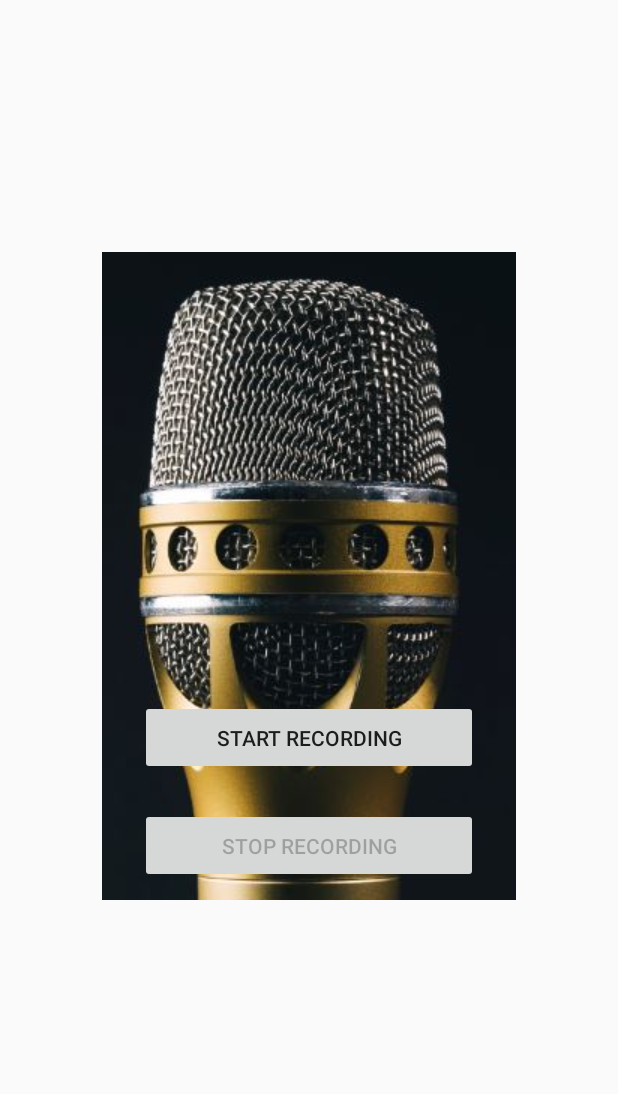
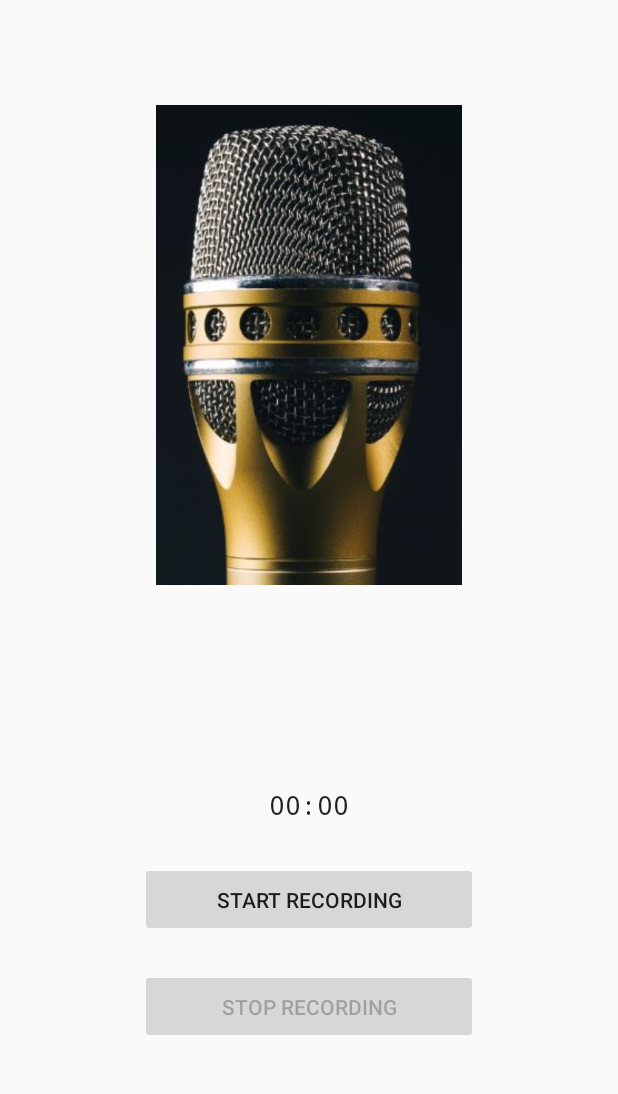
Before and after one commit to jonnn333/SeniorDesign24, an Android app: the screen it shows after launch (RecordVoice), after a tap on "RECORD MY COUGH", on a phone screen of 412 x 824 dp, the part 84-1178 px from its top. Run offline under Robolectric (Android 15) with nearby library versions, the phone set to English and light mode, and no system bars; 1 statement that could not run was skipped.

Commit message:
Works, but not really
Need to trace back to when it was working, which was earlier today

```diff
--- a/PSMA/app/src/main/AndroidManifest.xml
+++ b/PSMA/app/src/main/AndroidManifest.xml
@@ -5,9 +5,6 @@
     <uses-permission android:name="android.permission.INTERNET" />
     <uses-permission android:name="android.permission.RECORD_AUDIO" />
     <uses-permission android:name="android.permission.WRITE_EXTERNAL_STORAGE"/>
-    <!--
-
-        -->
 
     <application
         android:allowBackup="true"
--- a/PSMA/app/src/main/java/capstones17_24/psma/MainActivity.java
+++ b/PSMA/app/src/main/java/capstones17_24/psma/MainActivity.java
@@ -1,18 +1,20 @@
 package capstones17_24.psma;
 
 import android.content.Intent;
+import android.content.SharedPreferences;
 import android.media.AudioFormat;
 import android.media.AudioRecord;
 import android.os.StrictMode;
+import android.preference.PreferenceManager;
 import android.support.v7.app.AppCompatActivity;
 import android.os.Bundle;
 import android.text.Editable;
 import android.text.TextWatcher;
+import android.util.Base64;
 import android.view.View;
 import android.widget.EditText;
 import android.widget.TextView;
 import android.widget.Toast;
-
 import android.media.MediaPlayer;
 import android.media.MediaRecorder;
 import android.os.Environment;
@@ -20,9 +22,9 @@ import android.support.v7.app.AppCompatActivity;
 import android.os.Bundle;
 import android.view.View;
 import android.widget.Button;
-
 import java.io.File;
 import java.io.IOException;
+import java.nio.charset.Charset;
 import java.util.Random;
 import static android.Manifest.permission.RECORD_AUDIO;
 import static android.Manifest.permission.WRITE_EXTERNAL_STORAGE;
@@ -55,21 +57,27 @@ public class MainActivity extends AppCompatActivity implements View.OnClickListe
 
 
      /*
-    TODO: 4/3/17, 4:37pm EDT
+    TODO: 4/3/17, 4:37pm EDT || 4/10/17, 4pm EDT || 4/16/17, 8:27pm EDT
+    TODO: 4/17/17, 12:13pm EDT
     TODO: Tackling addl todo's in this list as well as in Meeting Minutes 4/10/17
-            - add activity to record the voice
-        - add voice recording capabilities and persistence principles
-        - save as sound file, but test with message first)
-            - debug and refine
-        - app permissions, re-check
+        - add persistence principles (onPause, onExit, onResume, etc. to sharedPrefs)
         - refine layout/aesthetics and such
-        - debug and refine
+        - tweak Connection code to check BOTH receiving and sending (Dan Request: send as array/matrix)
+        - debug and refine (Loop-de-loop)
 
-            (done) change font of title - script is weird, yo
-            (done) remove login/create account and directly access feature
-            (done) integrate with MATLAB using TCP/IP sockets, Chall(FTP client)
-            (done) prep for presentation (unrelated to app design)
+        (done) change font of title - script is weird, yo
+        (done) remove login/create account and directly access feature
+        (done) integrate with MATLAB using TCP/IP sockets, Challenge(FTP client)
+        (done) prep for presentation (unrelated to app design)
+        (done) add activity screen to record the voice (changing to fragment, IF time permits)
+        (done) app permissions, re-check (NOTE: enable permissions on phone as well)
+        (done) add voice recording capabilities
+        (done) save as sound file (.pcm)
+
     */
+
+    //initialized global var holding BYTE representation of the sound recording
+    public static byte[] ByteVersionOfSound = null;
 
     private EditText clientIP_editText;
     public static String IP_Address;
@@ -136,7 +144,8 @@ public class MainActivity extends AppCompatActivity implements View.OnClickListe
                 Toast.makeText(this, "Attempting to connect...", Toast.LENGTH_SHORT).show();
                 //Toast.makeText(this, "Recording Cough", Toast.LENGTH_SHORT).show();
                 //myAudioRecorder.start();
-
+                Toast.makeText(this, "The byte array is: "+ByteVersionOfSound, Toast.LENGTH_LONG).show();
+                ByteVersionOfSound = find_my_byte();
                 mainFunction.execute();
 
                 break;
@@ -210,6 +219,7 @@ public class MainActivity extends AppCompatActivity implements View.OnClickListe
         Button b = (Button) findViewById(R.id.LoginButton);
 
         IP_Address =  clientIP_editText.getText().toString();
+        //clientIP_editText.setText("");
 
         if(IP_Address.equals(""))
         {
@@ -220,6 +230,47 @@ public class MainActivity extends AppCompatActivity implements View.OnClickListe
             b.setEnabled(true);
         }
     }
+
+    /*
+    Termination and reopening related code (not closing)
+    */
+
+    public byte[] find_my_byte () {
+        SharedPreferences sPrefs = PreferenceManager.getDefaultSharedPreferences(MainActivity.this);
+        String stringArray = sPrefs.getString("ByteData", null);
+
+        if (stringArray != null) {
+            String[] split = stringArray.substring(1, stringArray.length()-1).split(", ");
+            ByteVersionOfSound = new byte[split.length];
+            for (int i = 0; i < split.length; i++) {
+                ByteVersionOfSound[i] = Byte.parseByte(split[i]);
+            }
+        }
+        //retrieving Byte array version of sound, right before it is converted to a pcm file
+        //ByteVersionOfSound = Base64.decode("bData", Base64.NO_WRAP);
+        return ByteVersionOfSound;
+    }
+    @Override
+    protected void onResume(){
+        super.onResume();
+        ByteVersionOfSound = find_my_byte();
+    }
+
+    @Override
+    protected void onPause() {
+        super.onPause();
+        // do stuff here
+        ByteVersionOfSound = find_my_byte();
+    }
+
+    @Override
+    protected void onDestroy(){
+        super.onDestroy();
+        // do stuff here
+    }
+
+
+
 //--------------------------------------------------------------------------------------------
 
 
--- a/PSMA/app/src/main/java/capstones17_24/psma/RecordVoice.java
+++ b/PSMA/app/src/main/java/capstones17_24/psma/RecordVoice.java
@@ -1,20 +1,28 @@
 package capstones17_24.psma;
 
+import android.content.SharedPreferences;
 import android.media.AudioFormat;
 import android.media.AudioRecord;
 import android.media.MediaRecorder;
+import android.os.Environment;
+import android.os.SystemClock;
+import android.preference.PreferenceManager;
 import android.support.v7.app.AppCompatActivity;
 import android.os.Bundle;
+import android.util.Base64;
 import android.view.KeyEvent;
 import android.view.View;
 import android.widget.Button;
+import android.widget.Chronometer;
 
 import java.io.FileNotFoundException;
 import java.io.FileOutputStream;
 import java.io.IOException;
+import java.util.Arrays;
 
 // borrowed from http://stackoverflow.com/questions/8499042/android-audiorecord-example
 // will be modified for refinement/tailoring to this Project
+
 
 public class RecordVoice extends AppCompatActivity {
 
@@ -24,6 +32,8 @@ public class RecordVoice extends AppCompatActivity {
     private AudioRecord recorder = null;
     private Thread recordingThread = null;
     private boolean isRecording = false;
+    private Chronometer myChronometer = null;
+
 
     @Override
     protected void onCreate(Bundle savedInstanceState) {
@@ -35,6 +45,8 @@ public class RecordVoice extends AppCompatActivity {
 
         int bufferSize = AudioRecord.getMinBufferSize(RECORDER_SAMPLERATE,
                 RECORDER_CHANNELS, RECORDER_AUDIO_ENCODING);
+
+         myChronometer = (Chronometer)findViewById(R.id.chronometer);
 /*
         Button clickStart = (Button) findViewById(R.id.Start);
         clickStart.setOnClickListener((View.OnClickListener) this);
@@ -45,7 +57,7 @@ public class RecordVoice extends AppCompatActivity {
 
     private void setButtonHandlers() {
         ((Button) findViewById(R.id.Start)).setOnClickListener(btnClick);
-        ((Button) findViewById(R.id.Stahp)).setOnClickListener(btnClick);
+        ((Button) findViewById(R.id.Stop)).setOnClickListener(btnClick);
     }
 
     private void enableButton(int id, boolean isEnable) {
@@ -54,7 +66,7 @@ public class RecordVoice extends AppCompatActivity {
 
     private void enableButtons(boolean isRecording) {
         enableButton(R.id.Start, !isRecording);
-        enableButton(R.id.Stahp, isRecording);
+        enableButton(R.id.Stop, isRecording);
     }
 
     int BufferElements2Rec = 1024; // want to play 2048 (2K) since 2 bytes we use only 1024
@@ -91,7 +103,7 @@ public class RecordVoice extends AppCompatActivity {
 
     private void writeAudioDataToFile() {
         // Write the output audio in byte
-
+        //String filePath = "/storage/emulated/0/Android/data/com.capstones17_24.psma/SeniorDesign001.pcm";
         String filePath = "/sdcard/SeniorDesign001.pcm";
         short sData[] = new short[BufferElements2Rec];
 
@@ -106,12 +118,25 @@ public class RecordVoice extends AppCompatActivity {
             // gets the voice output from microphone to byte format
 
             recorder.read(sData, 0, BufferElements2Rec);
-            System.out.println("Short wirting to file" + sData.toString());
+            System.out.println("Short writing to file" + sData.toString());
             try {
                 // // writes the data to file from buffer
                 // // stores the voice buffer
                 byte bData[] = short2byte(sData);
                 os.write(bData, 0, BufferElements2Rec * BytesPerElement);
+
+                // Jon Cheng -- 4/17/17, 13:33 EDT
+                // while writing bytes to applicable sound file, I'm storing raw byte in sharedPrefs
+                // SharedPrefs allows data to persist permanently in the app, and is retrievable
+                // throughout the activity screens when explicitly called by the name it was saved under...bruh
+                SharedPreferences sPrefs = PreferenceManager.getDefaultSharedPreferences(RecordVoice.this);
+
+                SharedPreferences.Editor sEdit = sPrefs.edit();
+                sEdit.putString("ByteData", Arrays.toString(bData));
+                //sEdit.putInt("size",bData.length);
+                sEdit.commit();
+
+
             } catch (IOException e) {
                 e.printStackTrace();
             }
@@ -140,11 +165,14 @@ public class RecordVoice extends AppCompatActivity {
                 case R.id.Start: {
                     enableButtons(true);
                     startRecording();
+                    myChronometer.setBase(SystemClock.elapsedRealtime());
+                    myChronometer.start();
                     break;
                 }
-                case R.id.Stahp: {
+                case R.id.Stop: {
                     enableButtons(false);
                     stopRecording();
+                    myChronometer.stop();
                     break;
                 }
             }
--- a/PSMA/app/src/main/res/layout/activity_record_voice.xml
+++ b/PSMA/app/src/main/res/layout/activity_record_voice.xml
@@ -7,14 +7,17 @@
     tools:context="capstones17_24.psma.RecordVoice">
 
     <ImageView
-        android:layout_width="wrap_content"
-        android:layout_height="wrap_content"
+        android:layout_width="0dp"
+        android:layout_height="320dp"
         android:src="@drawable/capture"
-        app:layout_constraintBottom_toBottomOf="parent"
+        android:visibility="visible"
+        android:id="@+id/microphonePic"
+        app:layout_constraintBottom_toBottomOf="@+id/chronometer"
+        app:layout_constraintHorizontal_bias="0.0"
         app:layout_constraintLeft_toLeftOf="parent"
         app:layout_constraintRight_toRightOf="parent"
         app:layout_constraintTop_toTopOf="parent"
-        />
+        app:layout_constraintVertical_bias="0.3" />
 
     <Button
         android:layout_width="225dp"
@@ -26,20 +29,36 @@
         app:layout_constraintRight_toRightOf="parent"
         app:layout_constraintTop_toTopOf="parent"
         android:onClick="StartRec"
-        app:layout_constraintVertical_bias="0.65"
+        app:layout_constraintVertical_bias="0.8"
         />
 
     <Button
         android:layout_width="225dp"
         android:layout_height="50dp"
         android:text="Stop Recording"
-        android:id="@+id/Stahp"
+        android:id="@+id/Stop"
         app:layout_constraintBottom_toBottomOf="parent"
         app:layout_constraintLeft_toLeftOf="parent"
         app:layout_constraintRight_toRightOf="parent"
         app:layout_constraintTop_toTopOf="parent"
         android:onClick="StopRec"
-        app:layout_constraintVertical_bias="0.75"
+        app:layout_constraintVertical_bias="0.9"
         />
 
+    <Chronometer
+        android:id="@+id/chronometer"
+        android:layout_width="100dp"
+        android:layout_height="30dp"
+        android:textAlignment="center"
+        android:textSize="18sp"
+        android:typeface="monospace"
+        android:visibility="visible"
+        app:layout_constraintBottom_toBottomOf="parent"
+        app:layout_constraintHorizontal_bias="0.5"
+        app:layout_constraintLeft_toLeftOf="parent"
+        app:layout_constraintRight_toRightOf="parent"
+        app:layout_constraintTop_toTopOf="parent"
+        app:layout_constraintVertical_bias="0.71" />
+
+
 </android.support.constraint.ConstraintLayout>
```
Also changed, not shown: PSMA/app/src/main/java/capstones17_24/psma/Connection.java (+57 -5 lines).
